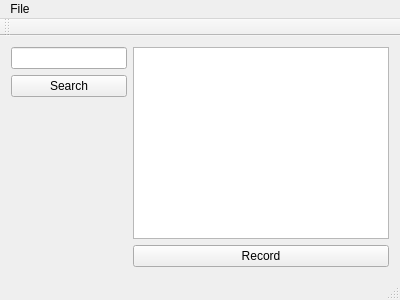
The window that src/mainwindow.ui (rafirafi/Voca) describes before a commit, drawn with Qt 5.
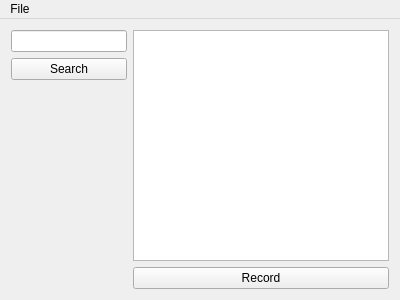
The same window after the commit.

Commit message: remove unused ui bars, for real

```diff
--- a/src/mainwindow.ui
+++ b/src/mainwindow.ui
@@ -76,15 +76,6 @@
    </widget>
    <addaction name="menuFile"/>
   </widget>
-  <widget class="QStatusBar" name="statusBar"/>
-  <widget class="QToolBar" name="mainToolBar">
-   <attribute name="toolBarArea">
-    <enum>TopToolBarArea</enum>
-   </attribute>
-   <attribute name="toolBarBreak">
-    <bool>false</bool>
-   </attribute>
-  </widget>
   <action name="actionExport">
    <property name="text">
     <string>Export</string>
```
